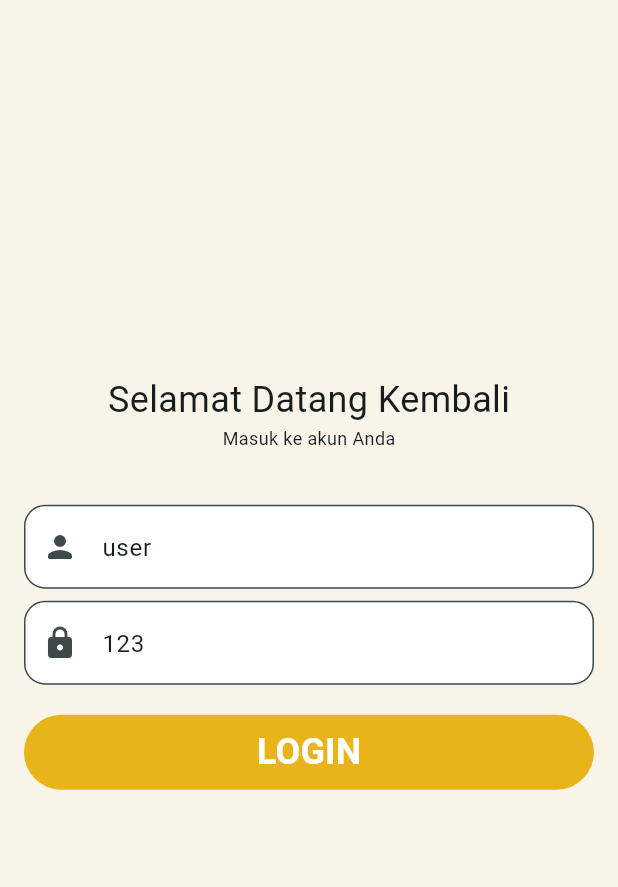
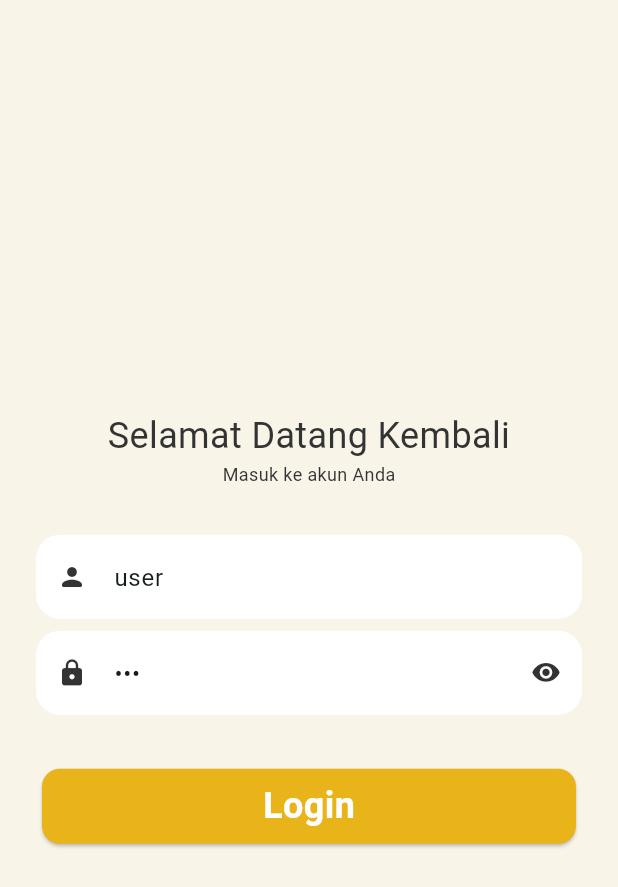
Before and after one commit to Gyzei/presensi-kita, a Flutter app: the screen it shows after launch, on a phone screen of 412 x 824 dp. Shown: the top 887 px of the screen. Run offline on Flutter 3.47's test engine with Material 3 defaults, Android fonts, the light colour scheme and no system bars; our stand-ins replace shared_preferences; Roboto replaces fonts that are missing (Monstserrat).

Commit message:
Improve login page

```diff
--- a/lib/views/pages/login_page.dart
+++ b/lib/views/pages/login_page.dart
@@ -15,6 +15,7 @@ class _LoginPageState extends State<LoginPage> {
   TextEditingController controllerPW = TextEditingController(text: '123');
   String confirmedUN = 'user';
   String confirmedPW = '123';
+  bool hidePassword = true;
 
   @override
   void dispose() {
@@ -25,16 +26,14 @@ class _LoginPageState extends State<LoginPage> {
 
   @override
   Widget build(BuildContext context) {
-    bool isDarkMode = isDarkModeNotifier.value;
-
     return Scaffold(
-      backgroundColor: isDarkMode == true
+      backgroundColor: isDarkModeNotifier.value == true
           ? KColors.darkBackground
           : KColors.lightBackground,
       body: Center(
         child: SingleChildScrollView(
           child: Padding(
-            padding: const EdgeInsets.all(16.0),
+            padding: const EdgeInsets.all(24.0),
             child: LayoutBuilder(
               builder: (context, BoxConstraints constraints) {
                 return FractionallySizedBox(
@@ -49,33 +48,50 @@ class _LoginPageState extends State<LoginPage> {
                           children: [
                             Text(
                               'Selamat Datang Kembali',
-                              style: TextStyle(
-                                fontSize: 24,
-                                fontWeight: FontWeight.w400,
-                              ),
+                              textAlign: TextAlign.center,
+                              style: isDarkModeNotifier.value == true
+                                  ? KTextStyle.dark24w400
+                                  : KTextStyle.light24w400,
                             ),
                             Text(
                               'Masuk ke akun Anda',
-                              style: TextStyle(
-                                fontSize: 12,
-                                fontWeight: FontWeight.w400,
-                              ),
+                              style: isDarkModeNotifier.value == true
+                                  ? KTextStyle.dark12w400
+                                  : KTextStyle.light12w400,
                             ),
                           ],
                         ),
                       ),
-                      SizedBox(height: 20.0),
+                      SizedBox(height: 16.0),
                       TextField(
                         controller: controllerUN,
                         decoration: InputDecoration(
                           hintText: 'Username',
+                          hintStyle: isDarkModeNotifier.value == true
+                              ? KTextStyle.dark14w400
+                              : KTextStyle.light14w400,
                           filled: true,
-                          fillColor: isDarkMode == true
-                              ? Colors.grey[850]
-                              : Colors.white,
-                          prefixIcon: Icon(Icons.person_rounded),
+                          counterStyle: isDarkModeNotifier.value == true
+                              ? KTextStyle.dark14w400
+                              : KTextStyle.light14w400,
+                          fillColor: isDarkModeNotifier.value == true
+                              ? KColors.darkNavigation
+                              : KColors.lightNavigation,
+                          prefixIcon: Icon(Icons.person_rounded, size: 20),
+                          prefixIconColor: isDarkModeNotifier.value == true
+                              ? KColors.darkText
+                              : KColors.lightText,
+                          focusedBorder: OutlineInputBorder(
+                            borderRadius: BorderRadius.circular(16.0),
+                            borderSide: BorderSide(
+                              color: isDarkModeNotifier.value == true
+                                  ? KColors.darkOrangeAccent
+                                  : KColors.lightOrangeAccent,
+                            ),
+                          ),
                           border: OutlineInputBorder(
-                            borderRadius: BorderRadius.circular(14.0),
+                            borderRadius: BorderRadius.circular(16.0),
+                            borderSide: BorderSide.none,
                           ),
                         ),
                         onEditingComplete: () {
@@ -85,45 +101,77 @@ class _LoginPageState extends State<LoginPage> {
                       SizedBox(height: 8.0),
                       TextField(
                         controller: controllerPW,
+                        obscureText: hidePassword,
                         decoration: InputDecoration(
                           hintText: 'Password',
+                          hintStyle: isDarkModeNotifier.value == true
+                              ? KTextStyle.dark14w400
+                              : KTextStyle.light14w400,
                           filled: true,
-                          fillColor: isDarkMode == true
-                              ? Colors.grey[850]
-                              : Colors.white,
-                          prefixIcon: Icon(Icons.lock_rounded),
+                          fillColor: isDarkModeNotifier.value == true
+                              ? KColors.darkNavigation
+                              : KColors.lightNavigation,
+                          prefixIcon: Icon(Icons.lock_rounded, size: 20),
+                          prefixIconColor: isDarkModeNotifier.value == true
+                              ? KColors.darkText
+                              : KColors.lightText,
+                          suffixIcon: IconButton(
+                            icon: Icon(
+                              hidePassword == true
+                                  ? Icons.visibility_rounded
+                                  : Icons.visibility_off_rounded,
+                              color: isDarkModeNotifier.value == true
+                                  ? KColors.darkText
+                                  : KColors.lightText,
+                              size: 20,
+                            ),
+                            onPressed: () {
+                              hidePassword = !hidePassword;
+                              setState(() {});
+                            },
+                          ),
+                          focusedBorder: OutlineInputBorder(
+                            borderRadius: BorderRadius.circular(16.0),
+                            borderSide: BorderSide(
+                              color: isDarkModeNotifier.value == true
+                                  ? KColors.darkOrangeAccent
+                                  : KColors.lightOrangeAccent,
+                            ),
+                          ),
                           border: OutlineInputBorder(
-                            borderRadius: BorderRadius.circular(14.0),
+                            borderRadius: BorderRadius.circular(16.0),
+                            borderSide: BorderSide.none,
                           ),
                         ),
                         onEditingComplete: () {
                           setState(() {});
                         },
                       ),
-                      SizedBox(height: 20.0),
-                      FilledButton(
-                        onPressed: () {
-                          onLoginPressed();
-                        },
-                        style: FilledButton.styleFrom(
-                          backgroundColor: isDarkModeNotifier.value == true
-                              ? KColors.darkOrangeAccent
-                              : KColors.lightOrangeAccent,
-                          minimumSize: Size(double.infinity, 24.0),
-                        ),
-                        child: Padding(
-                          padding: const EdgeInsets.symmetric(vertical: 8.0),
-                          child: Text(
-                            'LOGIN',
-                            style: TextStyle(
-                              color: Colors.white,
-                              fontSize: 24,
-                              fontWeight: FontWeight.w700,
-                            ),
+                      SizedBox(height: 32.0),
+                      Card(
+                        clipBehavior: Clip.antiAlias,
+                        color: isDarkModeNotifier.value == true
+                            ? KColors.darkOrangeAccent
+                            : KColors.lightOrangeAccent,
+                        child: InkWell(
+                          onTap: () {
+                            onLoginPressed();
+                          },
+                          child: Row(
+                            mainAxisAlignment: MainAxisAlignment.center,
+                            children: [
+                              Padding(
+                                padding: const EdgeInsets.all(8.0),
+                                child: Text(
+                                  'Login',
+                                  style: KTextStyle.dark24w700,
+                                ),
+                              ),
+                            ],
                           ),
                         ),
                       ),
-                      SizedBox(height: 64.0),
+                      // SizedBox(height: 64.0),
                     ],
                   ),
                 );
```
